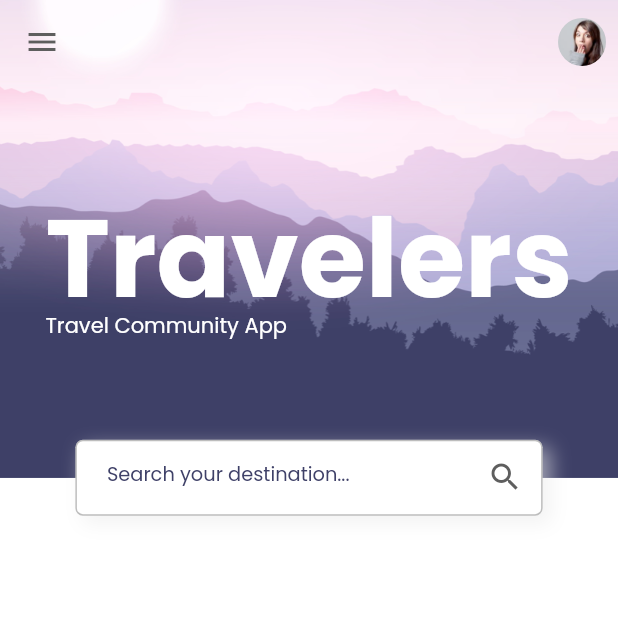
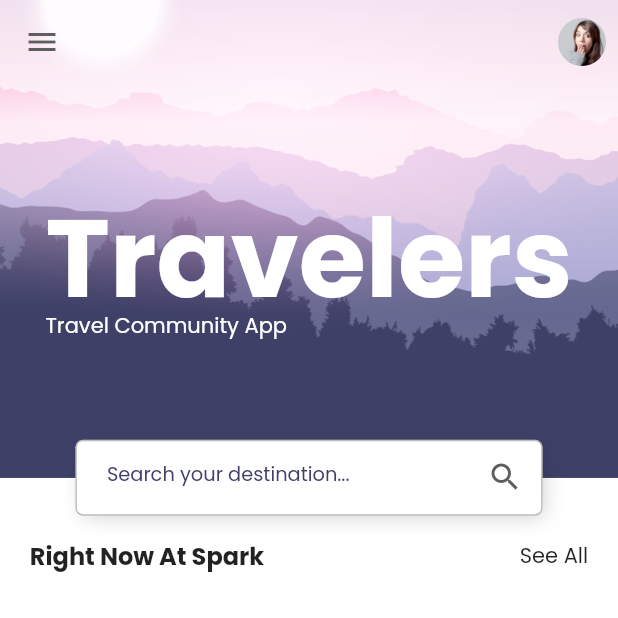
Before and after one commit to shimizu-saffle/flutter-ui-practice-1, a Flutter app: the screen it shows after launch, on a phone screen of 412 x 824 dp, the top half of it. Run offline on Flutter 3.47's test engine with Material 2 defaults, Android fonts, the phone set to English and light mode, and no system bars; our stand-ins replace gap, google_fonts.

Commit message:
feat: SectionTitle

```diff
--- a/lib/screens/home/components/body.dart
+++ b/lib/screens/home/components/body.dart
@@ -1,4 +1,7 @@
 import 'package:flutter/material.dart';
+import 'package:gap/gap.dart';
+import 'package:travel/screens/home/components/section_title.dart';
+import 'package:travel/size_config.dart';
 
 import 'home_header.dart';
 
@@ -7,6 +10,15 @@ class Body extends StatelessWidget {
 
   @override
   Widget build(BuildContext context) {
-    return HomeHeader();
+    return SingleChildScrollView(
+      clipBehavior: Clip.none,
+      child: Column(
+        children: [
+          HomeHeader(),
+          Gap(getProportionateScreenHeight(40)),
+          SectionTitle(),
+        ],
+      ),
+    );
   }
 }
--- a/lib/screens/home/components/search_field.dart
+++ b/lib/screens/home/components/search_field.dart
@@ -19,7 +19,14 @@ class SearchField extends StatelessWidget {
         border: Border.all(
           color: Colors.black26,
         ),
-        boxShadow: [kDefaultShadow],
+        boxShadow: [
+          BoxShadow(
+            color: Colors.black.withOpacity(0.16),
+            offset: Offset(3, 3),
+            blurRadius: 10,
+            spreadRadius: -2,
+          ),
+        ],
       ),
       child: TextField(
         onChanged: (value) {},
--- /dev/null
+++ b/lib/screens/home/components/section_title.dart
@@ -0,0 +1,37 @@
+import 'package:flutter/material.dart';
+
+import '../../../constants.dart';
+import '../../../size_config.dart';
+
+class SectionTitle extends StatelessWidget {
+  const SectionTitle({
+    Key? key,
+  }) : super(key: key);
+
+  @override
+  Widget build(BuildContext context) {
+    return Padding(
+      padding: EdgeInsets.symmetric(
+        horizontal: getProportionateScreenWidth(kDefaultPadding),
+      ),
+      child: Row(
+        children: [
+          Text(
+            'Right Now At Spark',
+            style: TextStyle(
+              fontSize: 16,
+              fontWeight: FontWeight.bold,
+            ),
+          ),
+          Spacer(),
+          GestureDetector(
+            onTap: () {},
+            child: Text(
+              'See All',
+            ),
+          )
+        ],
+      ),
+    );
+  }
+}
```
